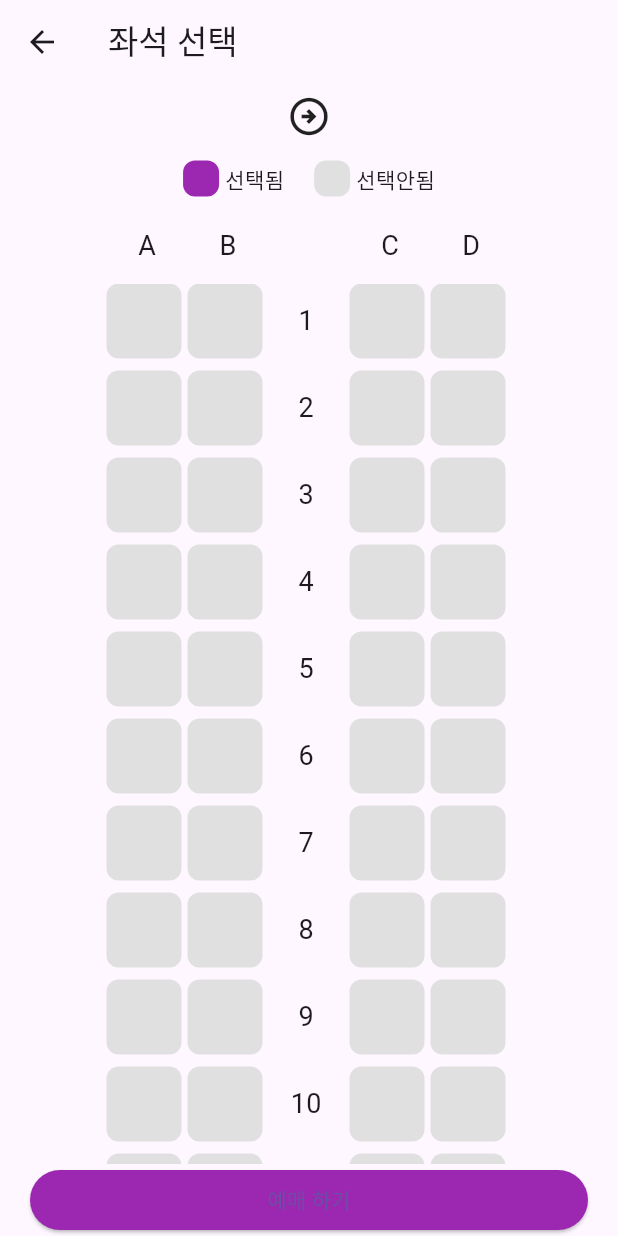
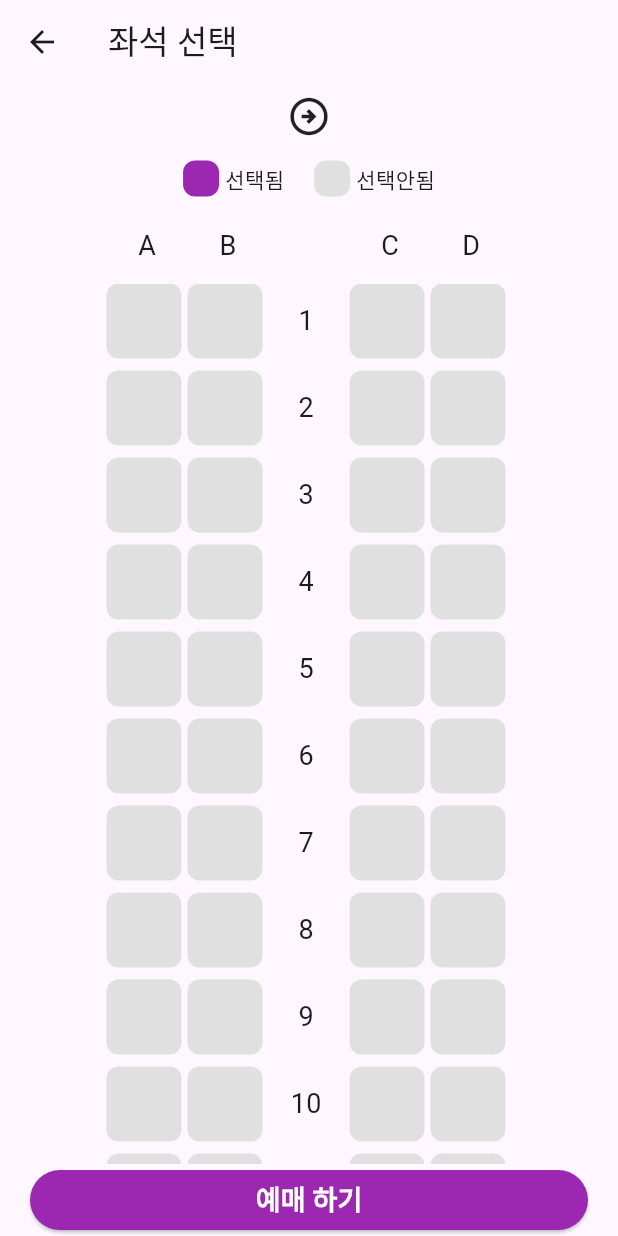
Before and after one commit to Meezzi/flutter-train-app, a Flutter app: the SeatPage screen opened directly with empty values, on a phone screen of 412 x 824 dp. Run offline on Flutter 3.47's test engine with Material 3 defaults, Android fonts, the phone set to English and light mode, and no system bars.

Commit message:
design: 예매하기 버튼 텍스트 디자인 설정

```diff
--- a/lib/pages/seat/seat_page.dart
+++ b/lib/pages/seat/seat_page.dart
@@ -58,7 +58,14 @@ class _SeatPageState extends State<SeatPage> {
                       borderRadius: BorderRadius.circular(20),
                     ),
                   ),
-                  child: Text('예매 하기')),
+                  child: Text(
+                    '예매 하기',
+                    style: TextStyle(
+                      fontWeight: FontWeight.bold,
+                      fontSize: 18,
+                      color: Colors.white,
+                    ),
+                  )),
             ),
           ),
         ],
```
